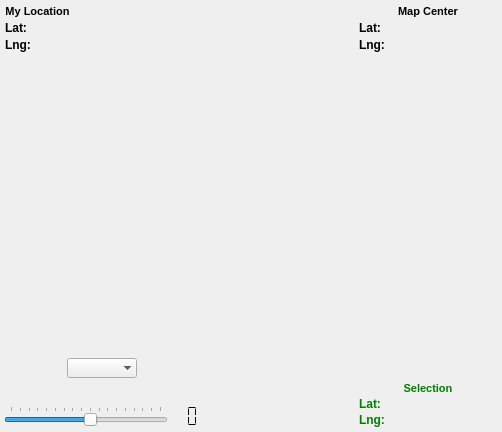
First picture: the form in src/plugins/map/mapform.ui, repository eyecu-im/eyecu-qt, before the edit.
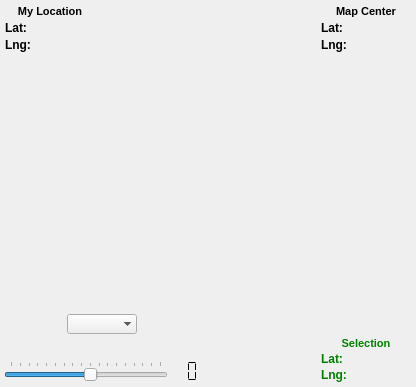
Second picture: the form after the edit. Custom widgets are drawn as their Qt base class.

Diff of the .ui file:
```diff
--- a/src/plugins/map/mapform.ui
+++ b/src/plugins/map/mapform.ui
@@ -6,8 +6,8 @@
    <rect>
     <x>0</x>
     <y>0</y>
-    <width>502</width>
-    <height>432</height>
+    <width>416</width>
+    <height>387</height>
    </rect>
   </property>
   <layout class="QGridLayout" name="gridLayout_7" rowstretch="0,0,0,0,0" columnstretch="0,0,0,0">
@@ -29,11 +29,23 @@
    <item row="0" column="3">
     <widget class="QFrame" name="frmMapCenter">
      <property name="sizePolicy">
-      <sizepolicy hsizetype="Minimum" vsizetype="Fixed">
+      <sizepolicy hsizetype="Fixed" vsizetype="Fixed">
        <horstretch>0</horstretch>
        <verstretch>0</verstretch>
       </sizepolicy>
      </property>
+     <property name="minimumSize">
+      <size>
+       <width>96</width>
+       <height>0</height>
+      </size>
+     </property>
+     <property name="maximumSize">
+      <size>
+       <width>96</width>
+       <height>16777215</height>
+      </size>
+     </property>
      <property name="font">
       <font>
        <pointsize>9</pointsize>
@@ -907,11 +919,23 @@
    <item row="4" column="3">
     <widget class="QFrame" name="frmSelection">
      <property name="sizePolicy">
-      <sizepolicy hsizetype="Minimum" vsizetype="Fixed">
+      <sizepolicy hsizetype="Fixed" vsizetype="Fixed">
        <horstretch>0</horstretch>
        <verstretch>0</verstretch>
       </sizepolicy>
      </property>
+     <property name="minimumSize">
+      <size>
+       <width>96</width>
+       <height>0</height>
+      </size>
+     </property>
+     <property name="maximumSize">
+      <size>
+       <width>96</width>
+       <height>16777215</height>
+      </size>
+     </property>
      <property name="font">
       <font>
        <pointsize>9</pointsize>
@@ -1664,6 +1688,18 @@
        <verstretch>0</verstretch>
       </sizepolicy>
      </property>
+     <property name="minimumSize">
+      <size>
+       <width>96</width>
+       <height>0</height>
+      </size>
+     </property>
+     <property name="maximumSize">
+      <size>
+       <width>96</width>
+       <height>16777215</height>
+      </size>
+     </property>
      <property name="font">
       <font>
        <pointsize>8</pointsize>
@@ -2375,13 +2411,13 @@
         <item>
          <layout class="QHBoxLayout" name="layoutModeButtons">
           <property name="spacing">
-           <number>4</number>
+           <number>1</number>
           </property>
           <property name="topMargin">
-           <number>2</number>
+           <number>1</number>
           </property>
           <property name="bottomMargin">
-           <number>3</number>
+           <number>2</number>
           </property>
          </layout>
         </item>
```
Left out of the diff: 1 changed line with no effect on the pictures.
